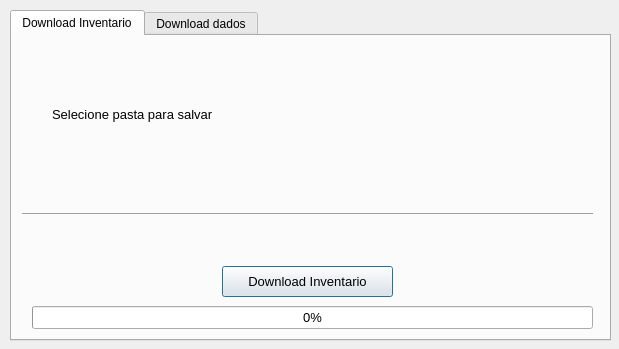
alexnaoki/hidroweb-downloader-plugin, file hidroweb_downloader_dialog_base.ui: the form before one commit.
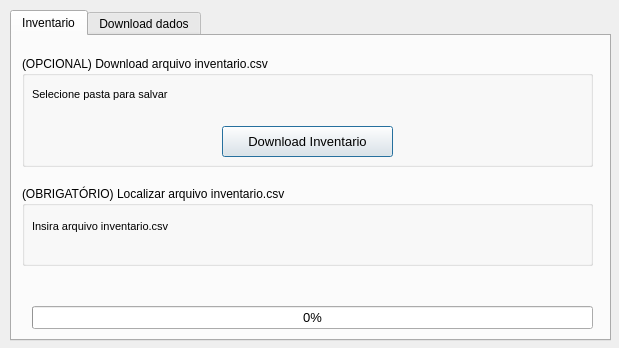
The form after the commit. Custom widgets are drawn as their Qt base class.

```diff
--- a/hidroweb_downloader_dialog_base.ui
+++ b/hidroweb_downloader_dialog_base.ui
@@ -7,7 +7,7 @@
     <x>0</x>
     <y>0</y>
     <width>619</width>
-    <height>349</height>
+    <height>348</height>
    </rect>
   </property>
   <property name="windowTitle">
@@ -27,13 +27,13 @@
    </property>
    <widget class="QWidget" name="tab_1">
     <attribute name="title">
-     <string>Download Inventario</string>
+     <string>Inventario</string>
     </attribute>
     <widget class="QgsFileWidget" name="file_widget">
      <property name="geometry">
       <rect>
-       <x>230</x>
-       <y>70</y>
+       <x>220</x>
+       <y>50</y>
        <width>341</width>
        <height>27</height>
       </rect>
@@ -48,15 +48,15 @@
     <widget class="QLabel" name="label">
      <property name="geometry">
       <rect>
-       <x>40</x>
-       <y>70</y>
-       <width>181</width>
+       <x>20</x>
+       <y>50</y>
+       <width>151</width>
        <height>16</height>
       </rect>
      </property>
      <property name="font">
       <font>
-       <pointsize>10</pointsize>
+       <pointsize>8</pointsize>
       </font>
      </property>
      <property name="text">
@@ -67,7 +67,7 @@
      <property name="geometry">
       <rect>
        <x>210</x>
-       <y>230</y>
+       <y>90</y>
        <width>171</width>
        <height>31</height>
       </rect>
@@ -81,19 +81,6 @@
       <string>Download Inventario</string>
      </property>
     </widget>
-    <widget class="Line" name="line_3">
-     <property name="geometry">
-      <rect>
-       <x>10</x>
-       <y>170</y>
-       <width>571</width>
-       <height>16</height>
-      </rect>
-     </property>
-     <property name="orientation">
-      <enum>Qt::Horizontal</enum>
-     </property>
-    </widget>
     <widget class="QProgressBar" name="progressBar_inventario">
      <property name="geometry">
       <rect>
@@ -112,6 +99,68 @@
       <number>0</number>
      </property>
     </widget>
+    <widget class="QgsFileWidget" name="inventario_path">
+     <property name="geometry">
+      <rect>
+       <x>220</x>
+       <y>180</y>
+       <width>341</width>
+       <height>27</height>
+      </rect>
+     </property>
+    </widget>
+    <widget class="QLabel" name="label_3">
+     <property name="geometry">
+      <rect>
+       <x>20</x>
+       <y>180</y>
+       <width>141</width>
+       <height>20</height>
+      </rect>
+     </property>
+     <property name="font">
+      <font>
+       <pointsize>8</pointsize>
+      </font>
+     </property>
+     <property name="text">
+      <string>Insira arquivo inventario.csv</string>
+     </property>
+    </widget>
+    <widget class="QGroupBox" name="groupBox_3">
+     <property name="geometry">
+      <rect>
+       <x>10</x>
+       <y>150</y>
+       <width>571</width>
+       <height>80</height>
+      </rect>
+     </property>
+     <property name="title">
+      <string>(OBRIGATÓRIO) Localizar arquivo inventario.csv</string>
+     </property>
+    </widget>
+    <widget class="QGroupBox" name="groupBox_4">
+     <property name="geometry">
+      <rect>
+       <x>10</x>
+       <y>20</y>
+       <width>571</width>
+       <height>111</height>
+      </rect>
+     </property>
+     <property name="title">
+      <string>(OPCIONAL) Download arquivo inventario.csv</string>
+     </property>
+    </widget>
+    <zorder>groupBox_4</zorder>
+    <zorder>groupBox_3</zorder>
+    <zorder>file_widget</zorder>
+    <zorder>label</zorder>
+    <zorder>inventarioDownload_button</zorder>
+    <zorder>progressBar_inventario</zorder>
+    <zorder>inventario_path</zorder>
+    <zorder>label_3</zorder>
    </widget>
    <widget class="QWidget" name="tab_2">
     <attribute name="title">
@@ -176,24 +225,6 @@
       <number>0</number>
      </property>
     </widget>
-    <widget class="QLabel" name="label_3">
-     <property name="geometry">
-      <rect>
-       <x>40</x>
-       <y>40</y>
-       <width>141</width>
-       <height>20</height>
-      </rect>
-     </property>
-     <property name="font">
-      <font>
-       <pointsize>10</pointsize>
-      </font>
-     </property>
-     <property name="text">
-      <string>Insira arquivo Inventario</string>
-     </property>
-    </widget>
     <widget class="QCheckBox" name="rain_checkbox">
      <property name="geometry">
       <rect>
@@ -325,6 +356,11 @@
    <extends>QWidget</extends>
    <header>qgsfilewidget.h</header>
   </customwidget>
+  <customwidget>
+   <class>QgsMapLayerComboBox</class>
+   <extends>QComboBox</extends>
+   <header>qgsmaplayercombobox.h</header>
+  </customwidget>
  </customwidgets>
  <resources/>
  <connections/>
```
Left out of the diff: 63 changed lines with no effect on the pictures.
